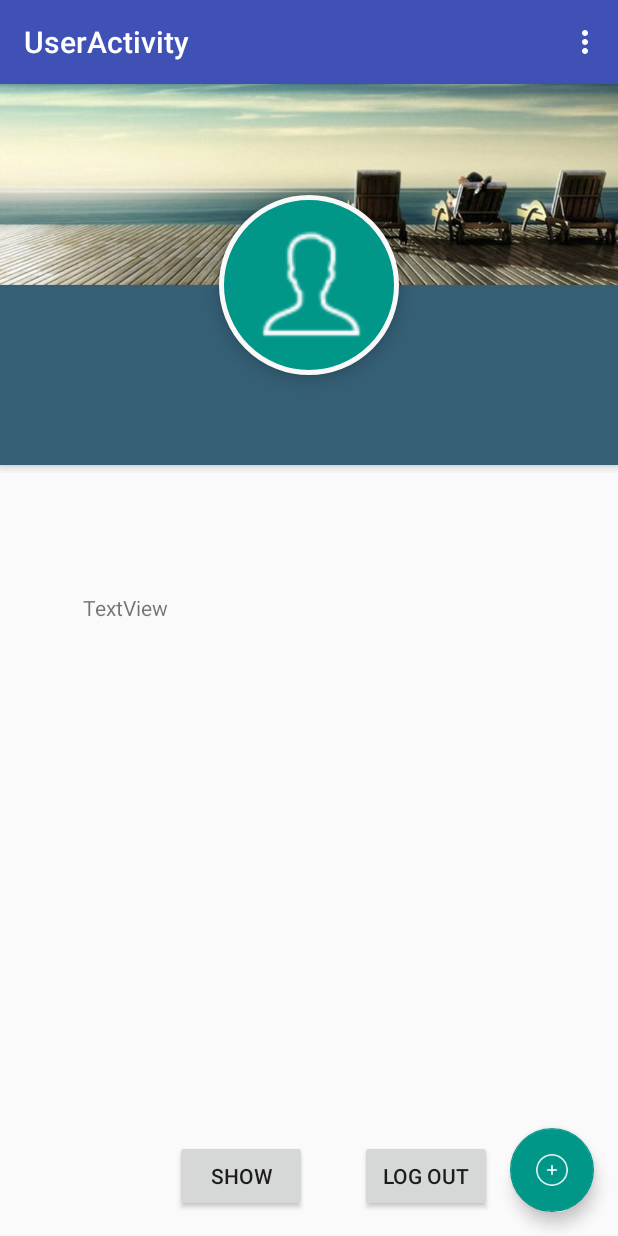
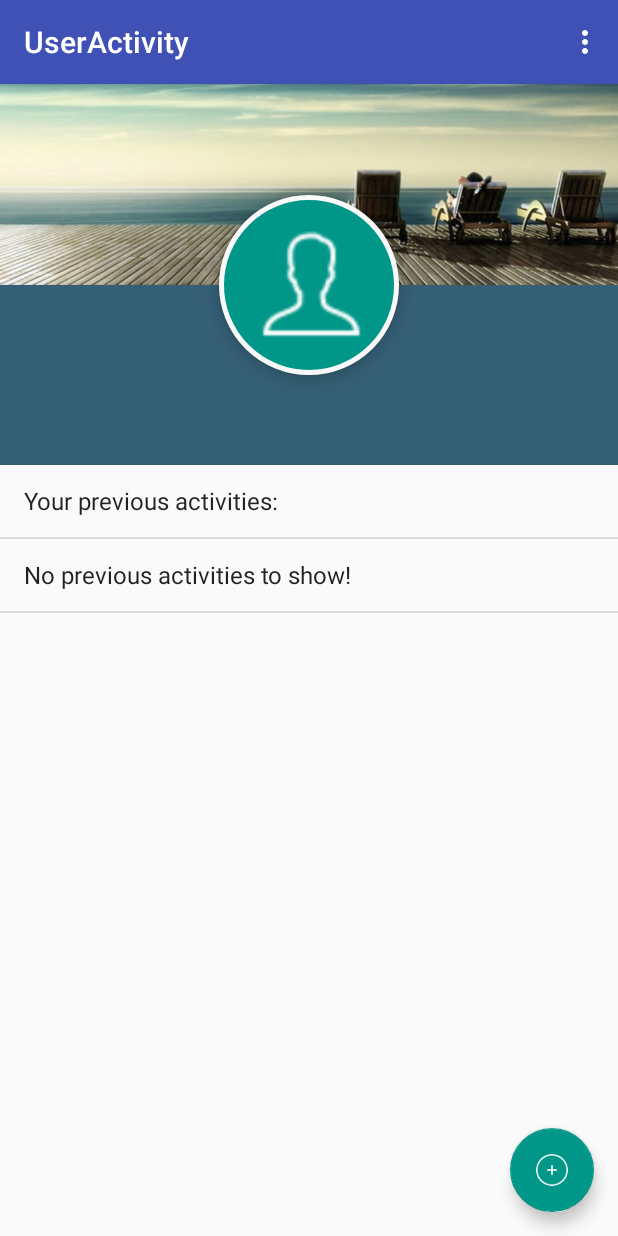
Before and after one commit to saramusbah/FinderApp, an Android app: the UserActivity screen opened directly, with no data from a screen before it, in the options menu, after a tap on "show requests", on a phone screen of 412 x 824 dp. Run offline under Robolectric (Android 15) with nearby library versions, the phone set to English and light mode, and no system bars.

Commit message:
second commit

```diff
--- a/app/src/main/java/com/example/bassant/finderapp/UserActivity.java
+++ b/app/src/main/java/com/example/bassant/finderapp/UserActivity.java
@@ -44,7 +44,7 @@ public class UserActivity extends AppCompatActivity implements View.OnClickListe
 
         setContentView(R.layout.activity_user);
 
-        bt = (Button) findViewById(R.id.but2);
+       //bt = (Button) findViewById(R.id.but2);
         lv = (ListView) findViewById(R.id.listView1);
         logout=(Button) findViewById(R.id.logout) ;
         userLocalStore = new UserLocalStore(this);
@@ -74,14 +74,17 @@ public class UserActivity extends AppCompatActivity implements View.OnClickListe
 
         strArr = new ArrayList<String>();
         strArr.add("Your previous activities:");
-        adapter = new ArrayAdapter<String>(getApplicationContext(),
-                android.R.layout.simple_list_item_1, strArr);
+      /*  adapter = new ArrayAdapter<String>(getApplicationContext(),
+                android.R.layout.simple_list_item_1, strArr);*/
+        adapter =  new ArrayAdapter(this,android.R.layout.simple_list_item_1,android.R.id.text1,strArr);
+
         lv.setAdapter(adapter);
 
 
 
 
-        logout.setOnClickListener(new View.OnClickListener() {
+
+      /*  logout.setOnClickListener(new View.OnClickListener() {
 
             @Override
             public void onClick(View arg0) {
@@ -91,9 +94,9 @@ public class UserActivity extends AppCompatActivity implements View.OnClickListe
 
 
             }
-        });
+        });*/
 
-        bt.setOnClickListener(new View.OnClickListener() {
+        /*bt.setOnClickListener(new View.OnClickListener() {
 
             @Override
             public void onClick(View arg0) {
@@ -103,7 +106,7 @@ public class UserActivity extends AppCompatActivity implements View.OnClickListe
                 adapter.notifyDataSetChanged();
 
             }
-        });
+        });*/
 
 
         fab2.setOnClickListener(new View.OnClickListener() {
@@ -146,22 +149,21 @@ public class UserActivity extends AppCompatActivity implements View.OnClickListe
     public boolean onOptionsItemSelected(MenuItem item) {
         // Handle item selection
         switch (item.getItemId()) {
-            case R.id.logout:
-                logout.setOnClickListener(new View.OnClickListener() {
+            case R.id.logout:{
+                userLocalStore.clearUserData();
+                userLocalStore.setUserLoggedIn(false);
+                Intent intent = new Intent(this, LoginActivity.class);
+                this.startActivity(intent);
+                return true;}
+            case R.id.show: {
+                String byDefault = "No previous activities to show!";
+                //strArr.add(et.getText().toString());
+               ///// strArr.clear();
+                strArr.add(byDefault);
+                adapter.notifyDataSetChanged();
+                return true;
 
-                    @Override
-                    public void onClick(View arg0) {
-                        userLocalStore.clearUserData();
-                        userLocalStore.setUserLoggedIn(false);
-                        startActivity(new Intent(UserActivity.this, LoginActivity.class));
-
-
-                    }
-                });
-                return true;
-            case R.id.show:
-                //show();
-                return true;
+            }
             default:
                 return super.onOptionsItemSelected(item);
         }
--- a/app/src/main/res/layout/activity_user.xml
+++ b/app/src/main/res/layout/activity_user.xml
@@ -22,13 +22,6 @@
     </android.support.design.widget.AppBarLayout>
 
     <include layout="@layout/content_user" />
-    <ListView
-        android:layout_width="wrap_content"
-        android:layout_height="match_parent"
-        android:id="@+id/listView1"
-        android:layout_gravity="top">
-
-    </ListView>
 
     <android.support.design.widget.FloatingActionButton
         android:id="@+id/fab"
@@ -69,23 +62,14 @@
         app:pressedTranslationZ="12dp"
         android:src="@drawable/find" />
 
-
-    />
-
     <ScrollView
         android:layout_width="match_parent"
         android:layout_height="match_parent">
 
         <RelativeLayout
             android:layout_width="match_parent"
-            android:layout_height="match_parent">
-
-            <ImageView
-                android:id="@+id/header_cover_image"
-                android:layout_width="match_parent"
-                android:layout_height="190dp"
-                android:scaleType="centerCrop"
-                android:src="@drawable/navigation_header_image" />
+            android:layout_height="match_parent"
+            android:id="@+id/r">
 
             <ImageButton
                 android:id="@+id/user_profile_photo"
@@ -100,17 +84,6 @@
                 android:scaleType="centerCrop"
                 android:src="@drawable/mu" />
 
-
-            <LinearLayout
-                android:layout_width="fill_parent"
-                android:layout_height="wrap_content"
-                android:layout_below="@+id/profile_layout"
-                android:layout_marginTop="5dp"
-                android:orientation="vertical">
-
-
-
-            </LinearLayout>
 
             <RelativeLayout
                 android:id="@+id/profile_layout"
@@ -128,7 +101,7 @@
                     android:layout_width="wrap_content"
                     android:layout_height="wrap_content"
                     android:layout_centerHorizontal="true"
-                    android:layout_marginTop="67dp"
+                    android:layout_marginTop="63dp"
                     android:text="User Name"
                     android:textColor="#fff"
                     android:textSize="24sp"
@@ -136,9 +109,32 @@
 
 
 
+
             </RelativeLayout>
+            <ImageView
+                android:id="@+id/header_cover_image"
+                android:layout_width="match_parent"
+                android:layout_height="190dp"
+                android:scaleType="centerCrop"
+                android:src="@drawable/navigation_header_image"
+                android:layout_alignParentTop="true"
+                android:layout_alignParentLeft="true"
+                android:layout_alignParentStart="true" />
+
         </RelativeLayout>
+
     </ScrollView>
-
+<RelativeLayout
+    android:layout_width="match_parent"
+    android:layout_height="match_parent"
+    android:layout_below="@+id/profile_layout"
+    android:layout_alignParentLeft="true"
+    android:layout_alignParentStart="true"
+    android:paddingTop="310dp">
+    <ListView
+        android:layout_width="match_parent"
+        android:layout_height="match_parent"
+        android:id="@+id/listView1"></ListView>
+</RelativeLayout>
 
 </android.support.design.widget.CoordinatorLayout>
--- a/app/src/main/res/layout/content_user.xml
+++ b/app/src/main/res/layout/content_user.xml
@@ -14,39 +14,4 @@
     tools:showIn="@layout/activity_user">
 
 
-
-    <TextView
-        android:text="TextView"
-        android:layout_width="wrap_content"
-        android:layout_height="wrap_content"
-        android:layout_alignParentTop="true"
-        android:layout_alignParentLeft="true"
-        android:layout_alignParentStart="true"
-        android:layout_marginLeft="39dp"
-        android:layout_marginStart="39dp"
-        android:layout_marginTop="323dp"
-        android:id="@+id/welcome" />
-
-    <Button
-        android:id="@+id/logout"
-        android:layout_width="wrap_content"
-        android:layout_height="wrap_content"
-        android:layout_marginEnd="68dp"
-        android:layout_marginRight="68dp"
-        android:text="Log Out"
-        android:layout_alignParentBottom="true"
-        android:layout_alignParentRight="true"
-        android:layout_alignParentEnd="true" />
-
-    <Button
-        android:id="@+id/but2"
-        android:layout_width="wrap_content"
-        android:layout_height="wrap_content"
-        android:text="show"
-        android:layout_alignParentBottom="true"
-        android:layout_toLeftOf="@+id/logout"
-        android:layout_toStartOf="@+id/logout"
-        android:layout_marginRight="35dp"
-        android:layout_marginEnd="35dp" />
-
 </RelativeLayout>
--- a/app/src/main/res/values/strings.xml
+++ b/app/src/main/res/values/strings.xml
@@ -113,5 +113,10 @@
     <string name="registered_emailid">Please enter your Registered Email Id below:</string>
     <string name="submit">SUBMIT</string>
     <string name="back">BACK</string>
+    <string-array name="sports_array">
+        <item>Shuttle Badminton</item>
+        <item>Tennis</item>
+        <item>FootBall</item>
+    </string-array>
 
 </resources>
```
Also changed, not shown: app/src/main/java/com/example/bassant/finderapp/LoginActivity.java (+44 -5 lines).
